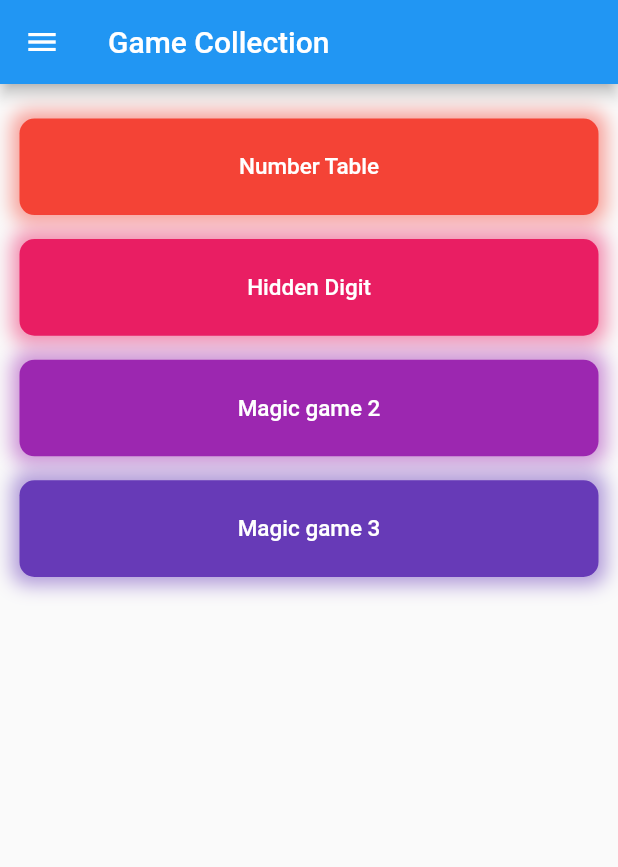
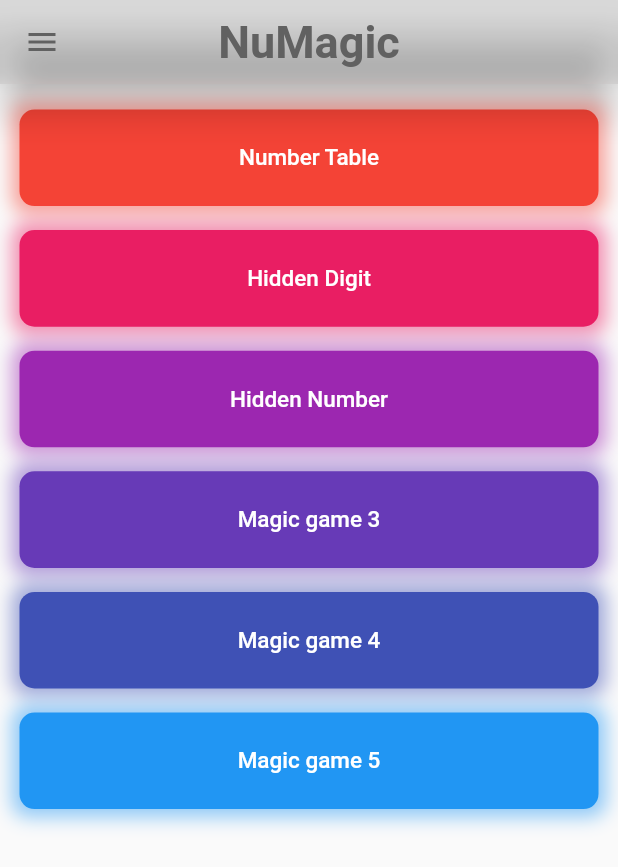
Before and after one commit to metaspook/numagic, a Flutter app: the screen it shows after launch, on a phone screen of 412 x 824 dp. Shown: the top 867 px of the screen. Run offline on Flutter 3.47's test engine with Material 2 defaults, Android fonts, the phone set to English and light mode, and no system bars; our stand-ins replace carousel_slider.

Commit message:
Update home ui

```diff
--- a/lib/main.dart
+++ b/lib/main.dart
@@ -10,15 +10,29 @@ void main() {
 
 class MyApp extends StatelessWidget {
   const MyApp({Key? key}) : super(key: key);
+
   @override
   Widget build(BuildContext context) {
     return MaterialApp(
       debugShowCheckedModeBanner: true,
       title: 'NuMagic',
       theme: ThemeData(
+        // appBarTheme: AppBarTheme(
+        //   color: theme.appMainColor,
+        //   titleTextStyle: const TextStyle(
+        //     color: Colors.white,
+        //     fontSize: 20,
+        //     fontWeight: FontWeight.bold,
+        //   ),
+        // ),
+        visualDensity: VisualDensity.adaptivePlatformDensity,
         primarySwatch: Colors.blue,
       ),
-      home: const HomePage(title: 'Game Collection'),
+      home: const HomePage(),
     );
   }
 }
+
+// Container(
+ //   width: MediaQuery.of(context).size.width,
+ //  height: MediaQuery.of(context).padding.top,
--- a/lib/pages/home.dart
+++ b/lib/pages/home.dart
@@ -1,13 +1,16 @@
 // ignore_for_file: prefer_const_constructors, prefer_const_literals_to_create_immutables
+import 'dart:ui';
+
 import 'package:flutter/material.dart';
+import 'package:flutter/services.dart';
 import 'package:numagic/pages/hidden_digit_1.dart';
 import 'package:numagic/pages/number_table.dart';
+import 'package:numagic/widgets/appbar.dart';
 import 'package:numagic/widgets/drawer.dart';
 import 'package:numagic/widgets/items.dart';
 
 class HomePage extends StatefulWidget {
-  const HomePage({Key? key, required this.title}) : super(key: key);
-  final String title;
+  const HomePage({Key? key}) : super(key: key);
 
   @override
   State<HomePage> createState() => _HomePageState();
@@ -17,7 +20,31 @@ class _HomePageState extends State<HomePage> {
   @override
   Widget build(BuildContext context) {
     return Scaffold(
-        appBar: AppBar(title: Text(widget.title)),
+        extendBodyBehindAppBar: true,
+        // backgroundColor: ThemeData.dark().primaryColor,
+        appBar: AppBar(
+          iconTheme: IconThemeData(color: Colors.grey[700]),
+          title: Text(
+            'NuMagic',
+            style: TextStyle(
+                fontSize: 30,
+                fontWeight: FontWeight.bold,
+                color: Colors.grey[700]),
+          ),
+          backgroundColor: Colors.black.withOpacity(0.1),
+          elevation: 10,
+          centerTitle: true,
+          // systemOverlayStyle: SystemUiOverlayStyle.light,
+          flexibleSpace: ClipRect(
+            child: BackdropFilter(
+              filter: ImageFilter.blur(sigmaX: 7, sigmaY: 7),
+              child: Container(
+                // color: Colors.white.withOpacity(0.1),
+                color: Colors.white.withOpacity(0.1),
+              ),
+            ),
+          ),
+        ),
         drawer: DrawerWidget(),
         body: LayoutBuilder(builder: (context, constraints) {
           List<dynamic> gameList = [
@@ -41,11 +68,13 @@ class _HomePageState extends State<HomePage> {
                     ),
                   ))
             ],
-            ['Magic game 2', () {}],
+            ['Hidden Number', () {}],
             ['Magic game 3', () {}],
+            ['Magic game 4', () {}],
+            ['Magic game 5', () {}],
           ];
           return GridView.builder(
-            padding: EdgeInsets.symmetric(horizontal: 5, vertical: 15),
+            padding: EdgeInsets.symmetric(horizontal: 5, vertical: 65),
             itemCount: gameList.length,
             itemBuilder: (context, index) => ItemWidget(
               index: index,
--- a/lib/pages/number_table.dart
+++ b/lib/pages/number_table.dart
@@ -149,7 +149,7 @@ class _NumberTableState extends State<NumberTable> {
   Widget build(BuildContext context) {
     // final size = MediaQuery.of(context).size;
     return Scaffold(
-        appBar: AppBar(title: Text(widget.title)),
+        appBar: AppBar(),
         body: Padding(
           padding: const EdgeInsets.symmetric(horizontal: 16, vertical: 8),
           child: SingleChildScrollView(
--- /dev/null
+++ b/lib/widgets/appbar.dart
@@ -0,0 +1,13 @@
+import 'package:flutter/material.dart';
+
+class AppBarWidgetx extends StatelessWidget {
+  final String title;
+
+  const AppBarWidgetx({Key? key, required this.title}) : super(key: key);
+
+  @override
+  PreferredSizeWidget build(BuildContext context) {
+    final Color color = Colors.primaries[1 % Colors.primaries.length];
+    return AppBar(title: Text(title), backgroundColor: color);
+  }
+}
```
